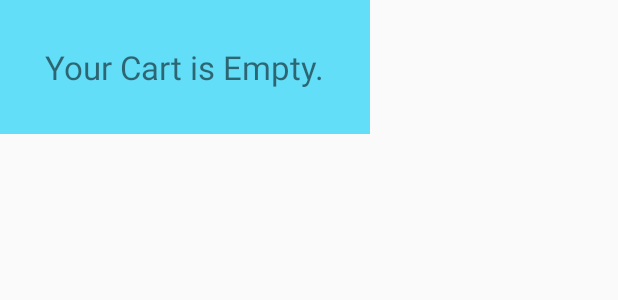
After one commit to bbnewb/dormDash, an Android app: the layout popup.xml on its own in the app's theme, with its tools: preview values and no code run, on a phone screen of 412 x 824 dp. The commit adds this screen. Shown: the top 300 px of the screen. Run offline under Robolectric (Android 15) with nearby library versions, the phone set to English and light mode, and no system bars.

Commit message:
changes: added "Your Cart is Empty" message when they haven't added anything to their cart.
also adding nothing should result in a 0.00 when pressing "generate subtotal" button

```diff
--- /dev/null
+++ b/app/src/main/res/layout/popup.xml
@@ -0,0 +1,16 @@
+<?xml version="1.0" encoding="utf-8"?>
+<RelativeLayout
+    xmlns:android="http://schemas.android.com/apk/res/android"
+    android:layout_width="wrap_content"
+    android:layout_height="wrap_content"
+    android:background="#62def8">
+
+    <TextView
+        android:layout_width="wrap_content"
+        android:layout_height="wrap_content"
+        android:layout_centerInParent="true"
+        android:layout_margin="30dp"
+        android:textSize="22sp"
+        android:text="Your Cart is Empty."/>
+
+</RelativeLayout>
```
Also changed, not shown: app/src/main/java/com/example/dormdash/NewOrderActivity.java (+42 -0 lines).
